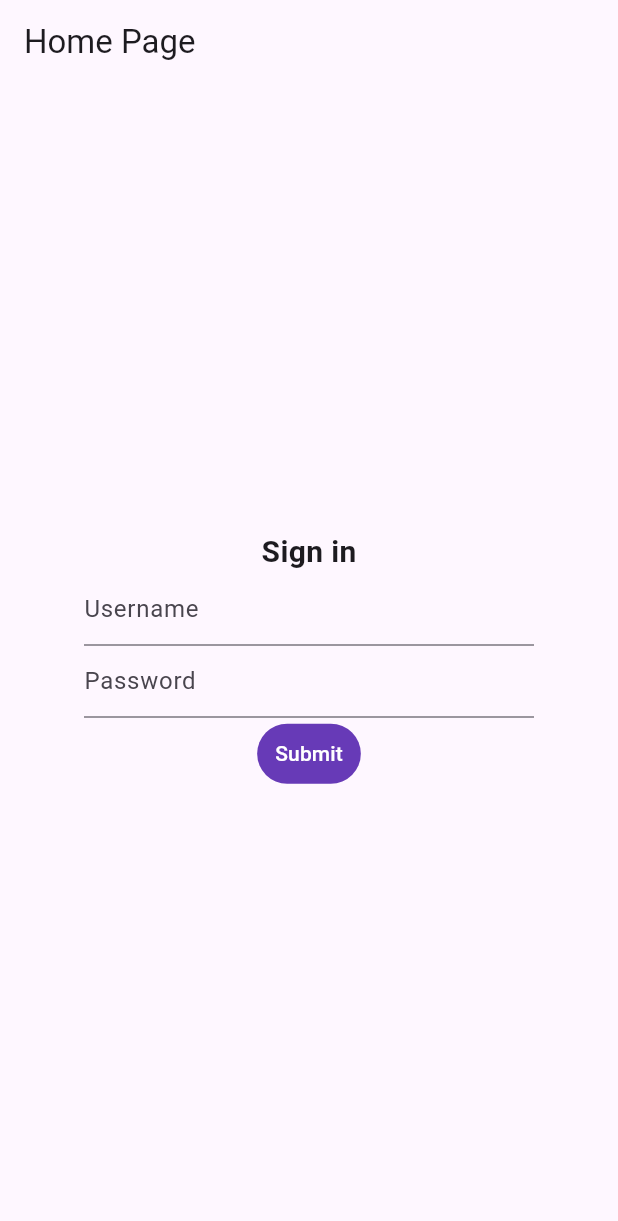
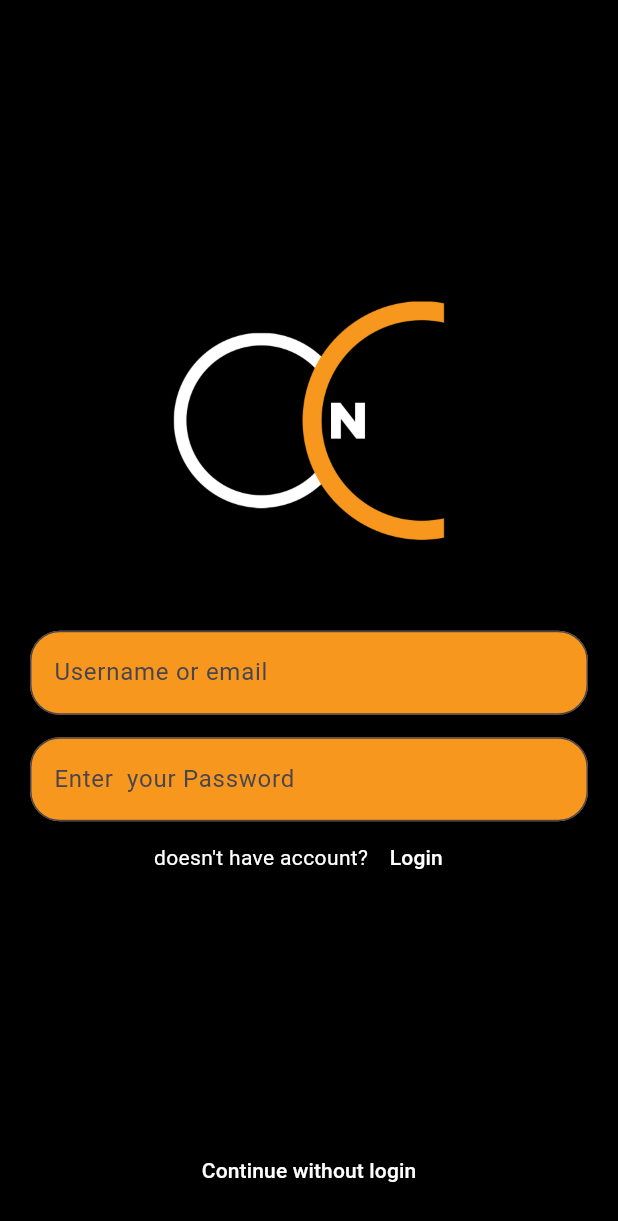
Before and after one commit to ajkumar1205/oncampus, a Flutter app: the screen it shows after launch, on a phone screen of 412 x 824 dp. Shown: the top 1221 px of the screen. Run offline on Flutter 3.47's test engine with Material 3 defaults, Android fonts, the phone set to English and light mode, and no system bars; our stand-ins replace firebase_core; accounts and stored records are empty.

Commit message:
added ui of login page

```diff
--- /dev/null
+++ b/lib/constants/colors.const.dart
@@ -0,0 +1,3 @@
+import 'package:flutter/material.dart';
+
+const kPrimaryColor = Color(0xFFF7971D);
--- /dev/null
+++ b/lib/constants/padding.const.dart
@@ -0,0 +1,3 @@
+import 'package:flutter/material.dart';
+
+const double kDefaultPadding = 10.0;
--- a/lib/main.dart
+++ b/lib/main.dart
@@ -1,5 +1,6 @@
 import 'package:flutter/material.dart';
 import 'package:firebase_core/firebase_core.dart';
+import 'package:oncampus/pages/login_page.dart';
 
 import 'pages/signin_page.dart';
 import 'constants/size.const.dart';
@@ -9,7 +10,7 @@ void main() async {
   WidgetsFlutterBinding.ensureInitialized();
 
   await Firebase.initializeApp(
-      options: DefaultFirebaseOptions.currentPlatform,
+    options: DefaultFirebaseOptions.currentPlatform,
   );
 
   runApp(const MyApp());
@@ -28,7 +29,7 @@ class MyApp extends StatelessWidget {
         colorScheme: ColorScheme.fromSeed(seedColor: Colors.deepPurple),
         useMaterial3: true,
       ),
-      home: const SignInPage(),
+      home: const LoginPage(),
     );
   }
 }
--- /dev/null
+++ b/lib/pages/login_page.dart
@@ -0,0 +1,92 @@
+import 'package:flutter/material.dart';
+import 'package:oncampus/constants/colors.const.dart';
+import 'package:oncampus/constants/padding.const.dart';
+
+class LoginPage extends StatefulWidget {
+  const LoginPage({super.key});
+
+  @override
+  State<LoginPage> createState() => _LoginPageState();
+}
+
+class _LoginPageState extends State<LoginPage> {
+  @override
+  Widget build(BuildContext context) {
+    return Scaffold(
+      body: Container(
+        color: Colors.black,
+        padding: const EdgeInsets.symmetric(
+          horizontal: 2 * kDefaultPadding,
+          vertical: 2 * kDefaultPadding,
+        ),
+        child: Column(
+          crossAxisAlignment: CrossAxisAlignment.center,
+          mainAxisSize: MainAxisSize.min,
+          children: [
+            Expanded(child: Container()),
+            Container(
+              width: 200,
+              height: 200,
+              decoration: const BoxDecoration(
+                image: DecorationImage(
+                  image: AssetImage('assets/logo1.png'),
+                  fit: BoxFit.cover,
+                ),
+              ),
+            ),
+            // Expanded(child: Container()),
+            const SizedBox(
+              height: 40,
+            ),
+            TextField(
+              decoration: InputDecoration(
+                hintText: 'Username or email',
+                border: OutlineInputBorder(
+                    borderRadius: BorderRadius.circular(20.0)),
+                filled: true,
+                fillColor: kPrimaryColor,
+              ),
+            ),
+            const SizedBox(height: 15),
+            TextField(
+              decoration: InputDecoration(
+                hintText: 'Enter  your Password',
+                border: OutlineInputBorder(
+                    borderRadius: BorderRadius.circular(20.0)),
+                filled: true,
+                fillColor: kPrimaryColor,
+              ),
+            ),
+            Row(
+              mainAxisAlignment: MainAxisAlignment.center,
+              children: [
+                const Text(
+                  "doesn't have account?",
+                  style: TextStyle(color: Colors.white),
+                ),
+                TextButton(
+                    onPressed: () {},
+                    child: const Text(
+                      "Login",
+                      style: TextStyle(
+                        color: Colors.white,
+                      ),
+                    ))
+              ],
+            ),
+            Expanded(child: Container()),
+            TextButton(
+              onPressed: () {},
+              child: const Text(
+                "Continue without login",
+                style: TextStyle(
+                  color: Colors.white,
+                ),
+              ),
+            )
+          ],
+        ),
+      ),
+    );
+  }
+}
--- a/lib/pages/signin_page.dart
+++ b/lib/pages/signin_page.dart
@@ -18,29 +18,21 @@ class _SignInPageState extends State<SignInPage> {
 
   @override
   Widget build(BuildContext context) {
-    return Scaffold(
-      appBar: AppBar(
-        title: const Text('Home Page'),
-      ),
-      body: Center(
-        child: SizedBox(
-          width: 300,
+    return Container(
       child: Column(
         crossAxisAlignment: CrossAxisAlignment.center,
         mainAxisSize: MainAxisSize.min,
         children: [
-              const Text("Sign in",
-                  style: TextStyle(fontWeight: FontWeight.bold, fontSize: 20)),
           TextField(
             controller: user,
             decoration: const InputDecoration(
-                  hintText: 'Username',
+              hintText: 'Username or email',
             ),
           ),
           TextField(
             controller: pass,
             decoration: const InputDecoration(
-                  hintText: 'Password',
+              hintText: 'Enter your Password',
             ),
           ),
           TextButton(
@@ -71,8 +63,6 @@ class _SignInPageState extends State<SignInPage> {
           ),
         ],
       ),
-        ),
-      ),
     );
   }
 }
```
Also changed, not shown: pubspec.yaml (+4 -3 lines), assets/logo.png (added), assets/logo1.png (added), pubspec.lock, 1 other file. Lines whose indentation alone changed are shown as unchanged.
